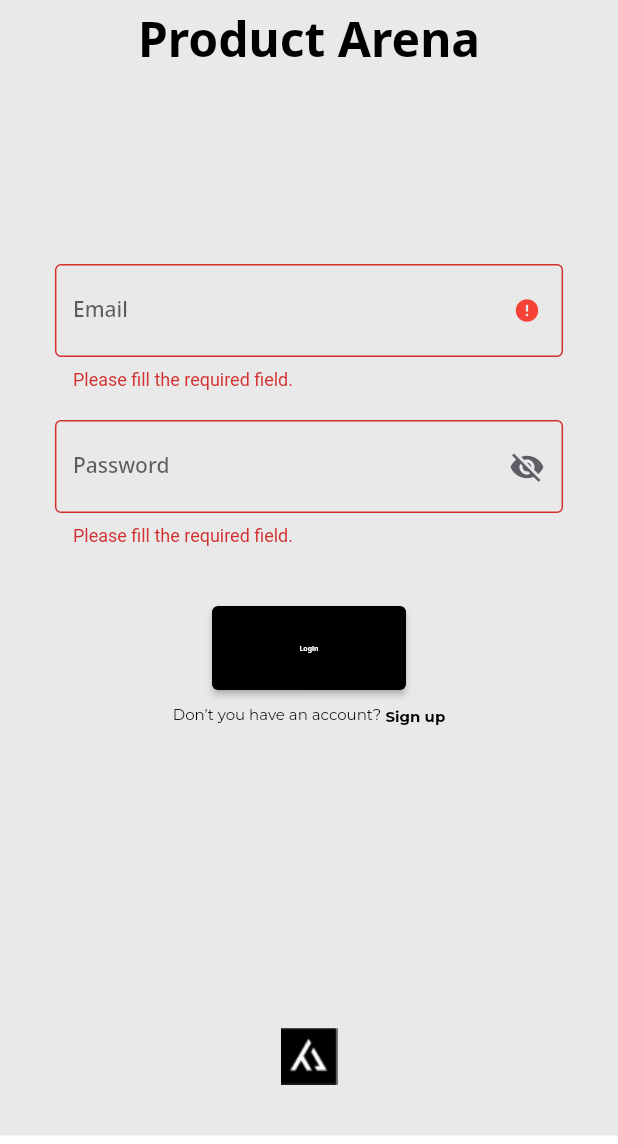
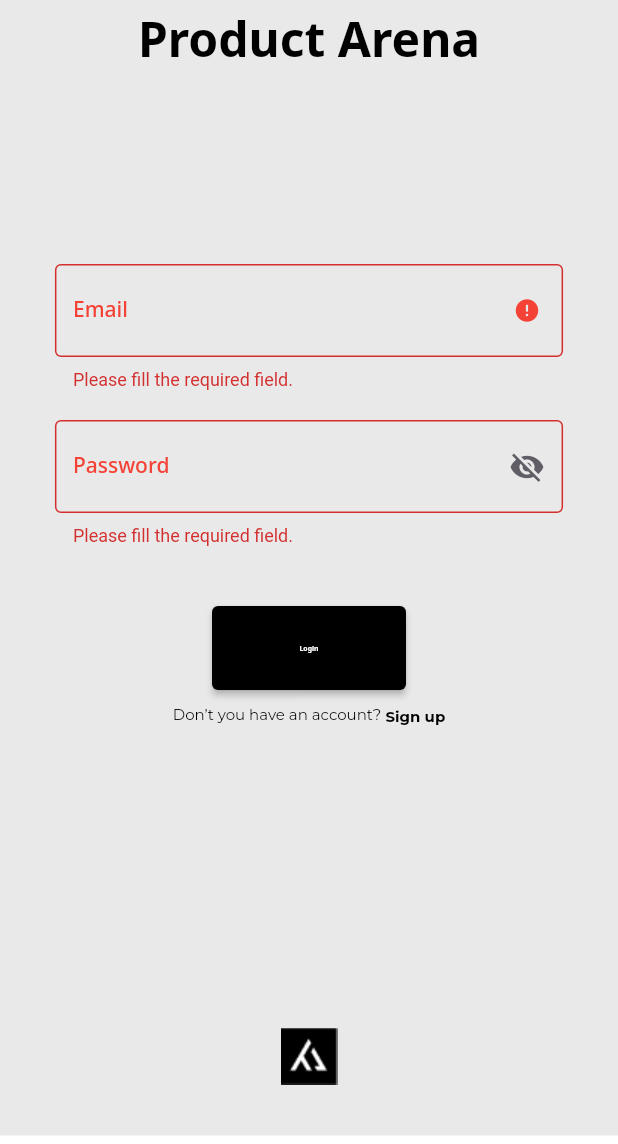
Before and after one commit to bSemir/DeltaTeamPA1, a Flutter app: the screen it shows after launch, scrolled down 80 dp, after a tap on "Login", on a phone screen of 412 x 824 dp, the part 84-1228 px from its top. Run offline on Flutter 3.47's test engine with Material 2 defaults, Android fonts, the phone set to English and light mode, and no system bars; our stand-ins replace email_validator, font_awesome_flutter, google_fonts; missing offline and left inert: amplify_api, amplify_auth_cognito, amplify_flutter, riverpod_extension.

Commit message:
Error color update

```diff
--- a/delta_team/lib/features/auth/login/login_form.dart
+++ b/delta_team/lib/features/auth/login/login_form.dart
@@ -34,7 +34,8 @@ class _LoginFieldState extends State<LoginField> {
   final _signInKey = GlobalKey<FormState>();
   TextEditingController emailController = TextEditingController();
   TextEditingController passwordController = TextEditingController();
-  Color labelEmailColor = Colors.grey;
+  Color labelEmailColor = Colors.black;
+  Color labelPasswordColor = Colors.black;
 
   Future<bool> logUserIn(String email) async {
     try {
@@ -44,9 +45,7 @@ class _LoginFieldState extends State<LoginField> {
       setState(() {
         canLogIn = user.isSignedIn;
       });
-      print(canLogIn);
     } catch (error) {
-      print(error);
       if (!error.toString().contains("UserNotFoundException") &&
           !error.toString().contains("AuthException")) {
         setState(() {
@@ -138,15 +137,22 @@ class _LoginFieldState extends State<LoginField> {
             key: const Key("emailKey"),
             controller: emailController,
             style: GoogleFonts.notoSans(
+              color: labelEmailColor,
               fontWeight: FontWeight.w500,
             ),
             validator: (value) {
               if (value!.isEmpty) {
-                showErrorIcon = true;
+                setState(() {
+                  showErrorIcon = true;
+                  emailErrored = true;
+                  labelEmailColor = Colors.red;
+                });
 
                 return 'Please fill the required field.';
-              } else if (!EmailValidator.validate(value) || !canLogIn) {
+              } else if ((!EmailValidator.validate(value) || !canLogIn) &&
+                  passwordController.text.isNotEmpty) {
                 setState(() {
+                  labelEmailColor = Colors.red;
                   passwordErrored = true;
                   emailErrored = true;
                   showErrorIcon = true;
@@ -159,9 +165,16 @@ class _LoginFieldState extends State<LoginField> {
                   passwordErrored = true;
                 });
               }
+              if (passwordController.text.isEmpty &&
+                  emailController.text.isNotEmpty) {
+                setState(() {
+                  labelEmailColor = Colors.black;
+                });
+              }
+
               if (canLogIn) {
-                print("Log in");
                 setState(() {
+                  labelEmailColor = Colors.black;
                   passwordErrored = false;
                   emailErrored = false;
                   showErrorIcon = false;
@@ -183,7 +196,8 @@ class _LoginFieldState extends State<LoginField> {
               ),
               label: Text(
                 "Email",
-                style: GoogleFonts.notoSans(fontSize: 14),
+                style:
+                    GoogleFonts.notoSans(color: labelEmailColor, fontSize: 14),
               ),
               suffixIcon: showErrorIcon
                   ? const Icon(
@@ -202,10 +216,9 @@ class _LoginFieldState extends State<LoginField> {
             controller: passwordController,
             obscureText: !viewPassword,
             style: GoogleFonts.notoSans(
-                fontWeight: FontWeight.w500,
-                color: emailErrored || passwordErrored
-                    ? Colors.redAccent
-                    : Colors.black),
+              color: labelPasswordColor,
+              fontWeight: FontWeight.w500,
+            ),
             validator: (value) {
               String regex =
                   r'^(?=.*?[A-Z])(?=.*?[a-z])(?=.*?[0-9])(?=.*?[!@#\$&*~]).{8,}$';
@@ -214,12 +227,16 @@ class _LoginFieldState extends State<LoginField> {
               if (value!.isEmpty) {
                 setState(() {
                   passwordErrored = true;
+                  labelPasswordColor = Colors.red;
                 });
                 return 'Please fill the required field.';
-              } else if (!regExp.hasMatch(value) ||
-                  emailErrored ||
-                  emailNotExist) {
+              } else if ((!regExp.hasMatch(value) ||
+                      emailErrored ||
+                      emailNotExist) &&
+                  emailController.text.isNotEmpty) {
                 setState(() {
+                  labelPasswordColor = Colors.red;
+
                   passwordErrored = true;
                 });
                 return "Username or email incorrect";
@@ -228,7 +245,13 @@ class _LoginFieldState extends State<LoginField> {
                   passwordErrored = false;
                 });
               }
-              if (canLogIn) {
+              if (emailController.text.isEmpty &&
+                  passwordController.text.isNotEmpty) {
+                setState(() {
+                  labelPasswordColor = Colors.black;
+                });
+              }
+              if (canLogIn || emailController.text.isNotEmpty) {
                 print("LOGIN");
                 setState(() {
                   passwordErrored = false;
@@ -236,9 +259,6 @@ class _LoginFieldState extends State<LoginField> {
                   showErrorIcon = false;
                 });
                 return null;
-              }
-              if (emailErrored && emailController.text.isNotEmpty) {
-                return "";
               }
 
               return null;
@@ -249,7 +269,8 @@ class _LoginFieldState extends State<LoginField> {
                 ),
                 label: Text(
                   "Password",
-                  style: GoogleFonts.notoSans(fontSize: 14),
+                  style: GoogleFonts.notoSans(
+                      fontSize: 14, color: labelPasswordColor),
                 ),
                 suffixIcon: InkWell(
                     key: const Key("passwordVisible"),
```
